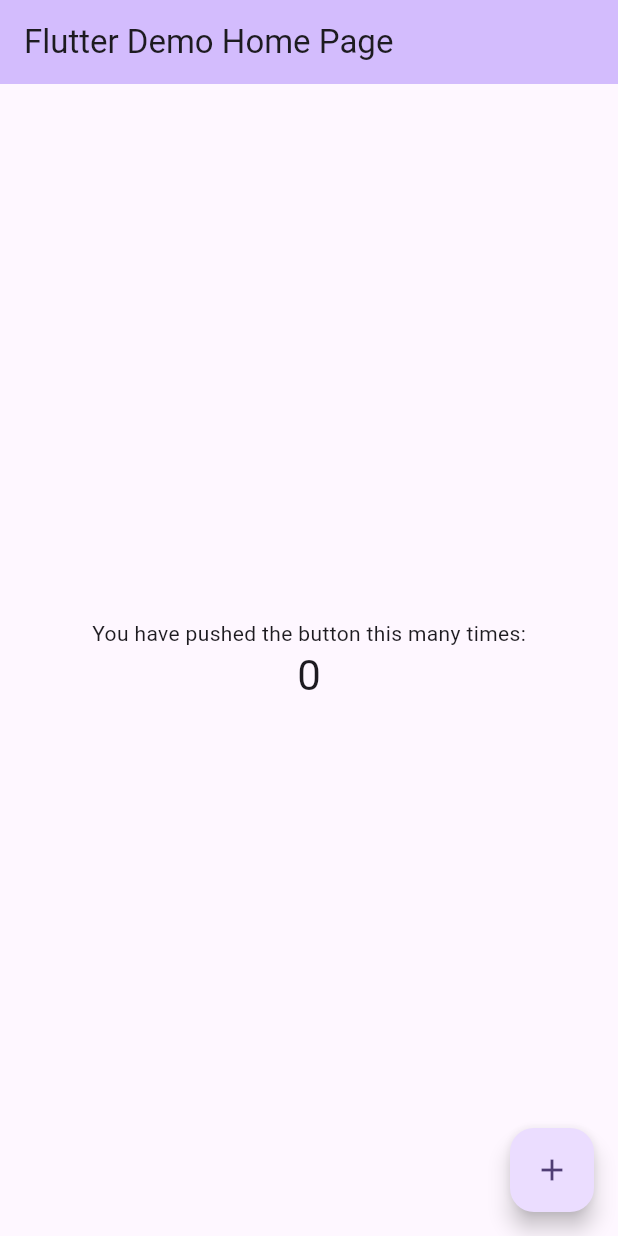
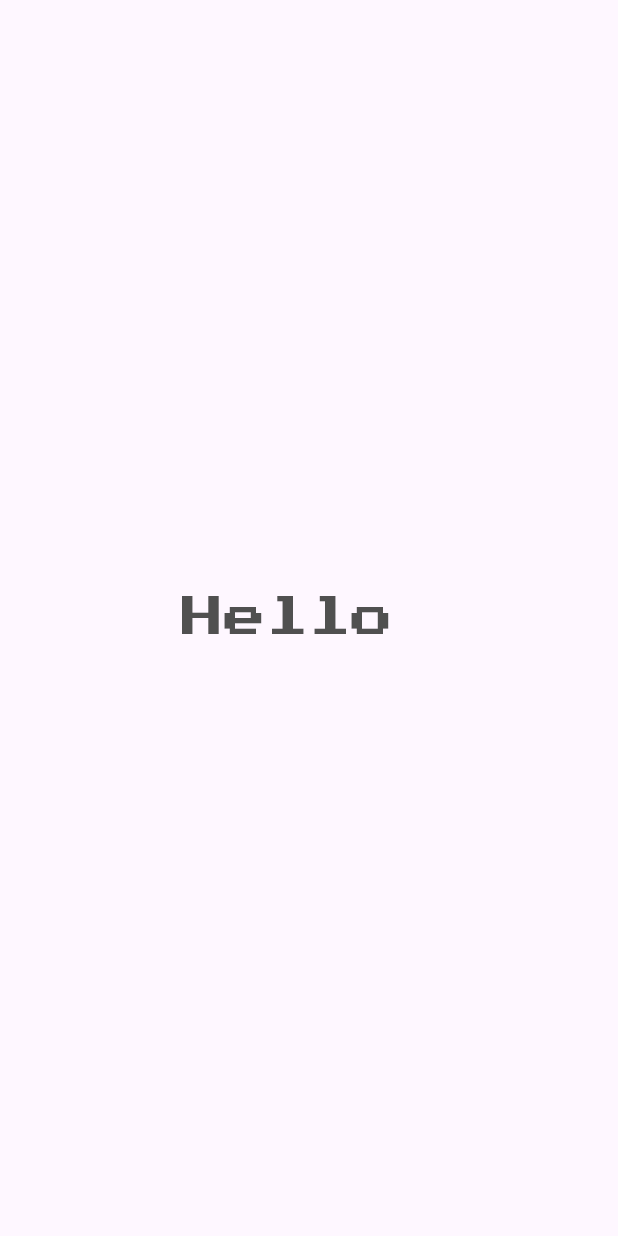
Before and after one commit to Mahendran-Murugan/Tic-Tac-Toe-App-Flutter, a Flutter app: the screen it shows after launch, on a phone screen of 412 x 824 dp. Run offline on Flutter 3.47's test engine with Material 3 defaults, Android fonts, the phone set to English and light mode, and no system bars; our stand-ins replace google_fonts.

Commit message:
feat: add custom font

```diff
--- a/lib/constants/colors.dart
+++ b/lib/constants/colors.dart
@@ -2,6 +2,6 @@ import 'package:flutter/material.dart';
 
 class MainColors {
   static Color? primaryColor = Colors.grey[50];
-  static Color secondaryColor = Colors.grey;
+  static Color secondaryColor = const Color.fromARGB(255, 80, 80, 80);
   static Color? accentColor = Colors.red[400];
 }
--- a/lib/main.dart
+++ b/lib/main.dart
@@ -1,4 +1,5 @@
 import 'package:flutter/material.dart';
+import 'package:tictactoe/pages/game_page.dart';
 
 void main() {
   runApp(const MyApp());
@@ -10,58 +11,13 @@ class MyApp extends StatelessWidget {
   @override
   Widget build(BuildContext context) {
     return MaterialApp(
-      title: 'Flutter Demo',
+      debugShowCheckedModeBanner: false,
+      title: 'Tic Tac Toe',
       theme: ThemeData(
         colorScheme: ColorScheme.fromSeed(seedColor: Colors.deepPurple),
         useMaterial3: true,
       ),
-      home: const MyHomePage(title: 'Flutter Demo Home Page'),
+      home: const GamePage(),
     );
   }
 }
-
-class MyHomePage extends StatefulWidget {
-  const MyHomePage({super.key, required this.title});
-  final String title;
-  @override
-  State<MyHomePage> createState() => _MyHomePageState();
-}
-
-class _MyHomePageState extends State<MyHomePage> {
-  int _counter = 0;
-
-  void _incrementCounter() {
-    setState(() {
-      _counter++;
-    });
-  }
-
-  @override
-  Widget build(BuildContext context) {
-    return Scaffold(
-      appBar: AppBar(
-        backgroundColor: Theme.of(context).colorScheme.inversePrimary,
-        title: Text(widget.title),
-      ),
-      body: Center(
-        child: Column(
-          mainAxisAlignment: MainAxisAlignment.center,
-          children: <Widget>[
-            const Text(
-              'You have pushed the button this many times:',
-            ),
-            Text(
-              '$_counter',
-              style: Theme.of(context).textTheme.headlineMedium,
-            ),
-          ],
-        ),
-      ),
-      floatingActionButton: FloatingActionButton(
-        onPressed: _incrementCounter,
-        tooltip: 'Increment',
-        child: const Icon(Icons.add),
-      ),
-    );
-  }
-}
--- /dev/null
+++ b/lib/pages/game_page.dart
@@ -0,0 +1,27 @@
+import 'package:flutter/material.dart';
+import 'package:google_fonts/google_fonts.dart';
+import 'package:tictactoe/constants/colors.dart';
+
+class GamePage extends StatefulWidget {
+  const GamePage({super.key});
+  @override
+  State<GamePage> createState() => _GamePageState();
+}
+
+class _GamePageState extends State<GamePage> {
+  static var customFont = GoogleFonts.pressStart2p(
+    fontSize: 28,
+    color: MainColors.secondaryColor,
+  );
+  @override
+  Widget build(BuildContext context) {
+    return Scaffold(
+      body: Center(
+        child: Text(
+          "Hello ",
+          style: customFont,
+        ),
+      ),
+    );
+  }
+}
```
Also changed, not shown: 3 other files.
